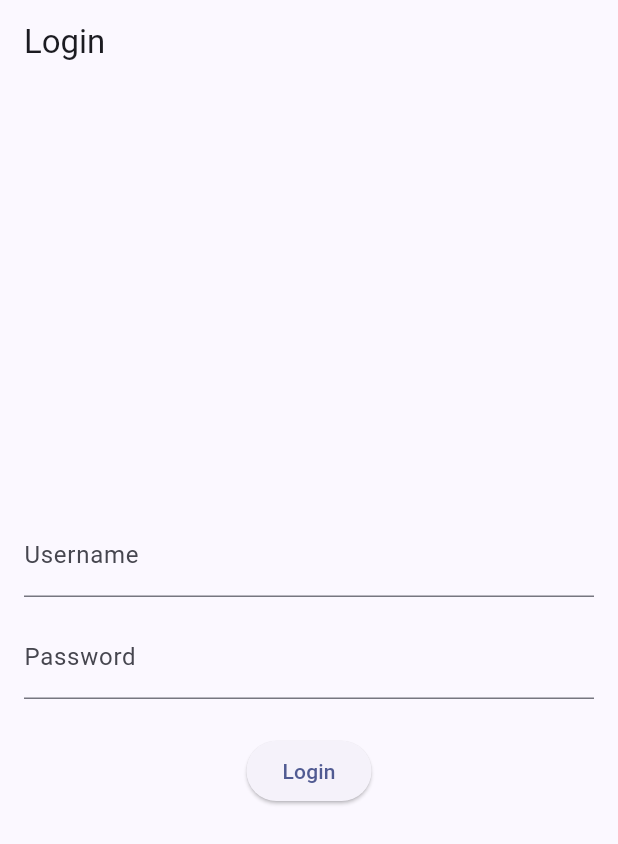
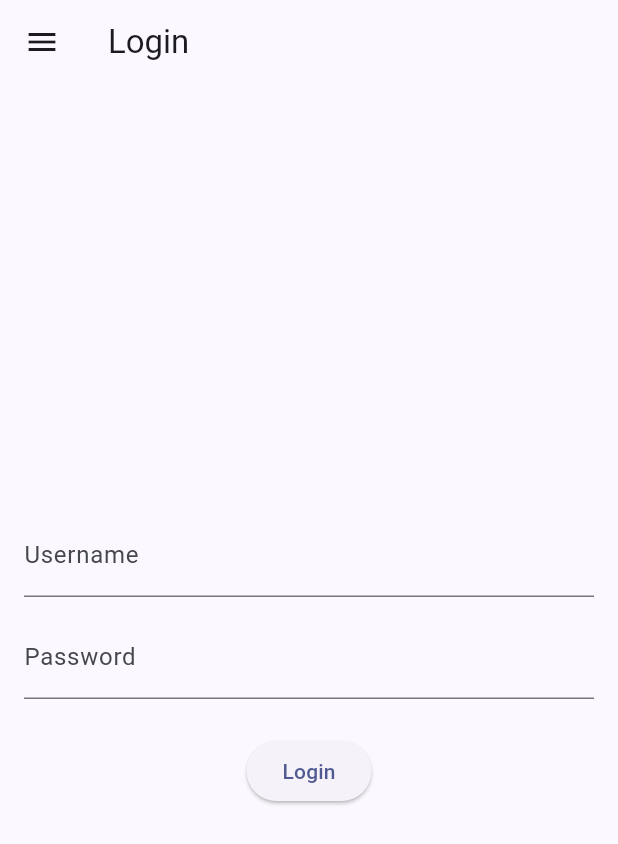
Before and after one commit to raviehasan/shopping-list-mobile, a Flutter app: the screen it shows after launch, on a phone screen of 412 x 824 dp. Shown: the top 844 px of the screen. Run offline on Flutter 3.47's test engine with Material 2 defaults, Android fonts, the phone set to English and light mode, and no system bars; missing offline and left inert: pbp_django_auth.

Commit message:
tutorial 8

```diff
--- a/lib/screens/login.dart
+++ b/lib/screens/login.dart
@@ -41,6 +41,7 @@ class _LoginPageState extends State<LoginPage> {
       appBar: AppBar(
         title: const Text('Login'),
       ),
+      drawer: LeftDrawer(),
       body: Container(
         padding: const EdgeInsets.all(16.0),
         child: Column(
```
